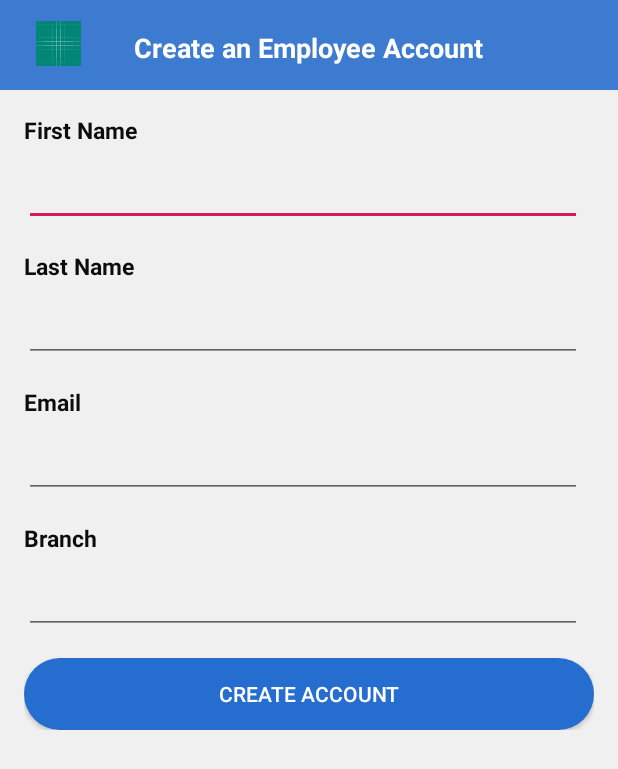
After one commit to ElevinTech/MotorBroShop, an Android app: the CreateEmployeeActivity screen opened directly, with no data from a screen before it, on a phone screen of 412 x 824 dp. The commit adds this screen. Shown: the top 769 px of the screen. Run offline under Robolectric (Android 15) with nearby library versions, the phone set to English and light mode, and no system bars; our stand-ins replace Firebase (no records; nobody signed in at launch, a user with empty details on screens opened directly).

Commit message:
Create User - display user

```diff
--- a/app/src/main/AndroidManifest.xml
+++ b/app/src/main/AndroidManifest.xml
@@ -9,7 +9,9 @@
         android:roundIcon="@mipmap/ic_launcher_round"
         android:supportsRtl="true"
         android:theme="@style/AppTheme">
-        <activity android:name=".Register.RegisterShop"></activity>
+        <activity android:name=".Employees.CreateEmployeeActivity"></activity>
+        <activity android:name=".Employees.EmployeeListActivity" />
+        <activity android:name=".Register.RegisterShop" />
         <activity android:name=".Consumer.ConsumerProfileActivity" />
         <activity android:name=".Register.SelectShopActivity" />
         <activity android:name=".SplashPage.SplashPageActivity">
--- /dev/null
+++ b/app/src/main/java/com/elevintech/motorbroshop/Employees/CreateEmployeeActivity.kt
@@ -0,0 +1,49 @@
+package com.elevintech.motorbroshop.Employees
+
+import androidx.appcompat.app.AppCompatActivity
+import android.os.Bundle
+import com.elevintech.motorbroshop.Database.MotorBroDatabase
+import com.elevintech.motorbroshop.Model.ShopUser
+import com.elevintech.motorbroshop.R
+import com.elevintech.motorbroshop.Utils
+import com.google.firebase.firestore.FirebaseFirestore
+import kotlinx.android.synthetic.main.activity_create_employee.*
+
+class CreateEmployeeActivity : AppCompatActivity() {
+
+    override fun onCreate(savedInstanceState: Bundle?) {
+        super.onCreate(savedInstanceState)
+        setContentView(R.layout.activity_create_employee)
+
+       MotorBroDatabase().getUser {
+
+           val owner = it
+
+           createAccountButton.setOnClickListener {
+
+                val progressDialog = Utils().easyProgressDialog(this, "Creating Employee")
+                progressDialog.show()
+
+                MotorBroDatabase().generateEmployeeId{
+
+                    val employeeId = it
+                    val firstName = firstNameEditText.text.toString()
+                    val lastName = lastNameEditText.text.toString()
+                    val email = emailEditText.text.toString()
+                    val shopId = owner.shopId
+
+                    val employee = ShopUser(firstName, lastName, email, employeeId, shopId, false, "")
+
+                    MotorBroDatabase().createEmployee(employee){
+                        progressDialog.dismiss()
+
+                        finish()
+                    }
+                }
+            }
+
+        }
+
+
+    }
+}
--- a/app/src/main/java/com/elevintech/motorbroshop/Model/ShopUser.kt
+++ b/app/src/main/java/com/elevintech/motorbroshop/Model/ShopUser.kt
@@ -6,5 +6,6 @@ class ShopUser(
     var email: String = "",
     var uid: String ="",
     var shopId: String = "",
-    var isShopOwner: Boolean = false
+    var isShopOwner: Boolean = false,
+    var branchId: String = ""
 )
--- /dev/null
+++ b/app/src/main/res/layout/activity_create_employee.xml
@@ -0,0 +1,173 @@
+<?xml version="1.0" encoding="utf-8"?>
+<androidx.constraintlayout.widget.ConstraintLayout xmlns:android="http://schemas.android.com/apk/res/android"
+    xmlns:app="http://schemas.android.com/apk/res-auto"
+    xmlns:tools="http://schemas.android.com/tools"
+    android:layout_width="match_parent"
+    android:layout_height="match_parent"
+    tools:context=".Employees.CreateEmployeeActivity">
+
+    <androidx.appcompat.widget.Toolbar
+        android:id="@+id/toolbar"
+        android:layout_width="match_parent"
+        android:layout_height="60dp"
+        android:background="#3C7BCF"
+        app:layout_constraintEnd_toEndOf="parent"
+        app:layout_constraintStart_toStartOf="parent"
+        app:layout_constraintTop_toTopOf="parent">
+
+        <!--srcCompatapp:srcCompat="@drawable/backbutton"-->
+                <ImageView
+                    android:id="@+id/backButton"
+                    android:layout_width="30dp"
+                    android:layout_height="30dp"
+                    android:layout_marginStart="24dp"
+                    android:layout_marginBottom="16dp"
+                    app:layout_constraintBottom_toBottomOf="@+id/toolbar"
+                    app:layout_constraintStart_toStartOf="parent"
+                    android:src="@drawable/ic_launcher_background"
+                     />
+
+
+    </androidx.appcompat.widget.Toolbar>
+
+
+    <!--android:fontFamily="@font/lato"-->
+    <TextView
+        android:id="@+id/textView11"
+        android:layout_width="wrap_content"
+        android:layout_height="wrap_content"
+        android:layout_marginBottom="16dp"
+        android:text="Create an Employee Account"
+        android:textColor="#fff"
+        android:textSize="18sp"
+        android:textStyle="bold"
+        app:layout_constraintBottom_toTopOf="@+id/scrollView2"
+        app:layout_constraintEnd_toEndOf="@+id/toolbar"
+        app:layout_constraintStart_toStartOf="@+id/toolbar" />
+    <ScrollView
+        android:id="@+id/scrollView2"
+        android:layout_width="match_parent"
+        android:layout_height="0dp"
+        android:background="#F0F0F0"
+        app:layout_constraintBottom_toBottomOf="parent"
+        app:layout_constraintEnd_toEndOf="parent"
+        app:layout_constraintStart_toStartOf="parent"
+        app:layout_constraintTop_toBottomOf="@+id/toolbar">
+
+        <LinearLayout
+            android:layout_width="match_parent"
+            android:layout_height="match_parent"
+            android:orientation="vertical"
+            android:paddingLeft="16dp"
+            android:paddingRight="16dp">
+
+<!--            <TextView-->
+<!--                android:id="@+id/firstNameLabel"-->
+<!--                android:layout_width="wrap_content"-->
+<!--                android:layout_height="wrap_content"-->
+<!--                android:layout_marginTop="24dp"-->
+<!--                android:text="Profile Picture"-->
+<!--                android:textColor="#0C0C0C"-->
+<!--                android:textSize="18sp"-->
+<!--                android:textStyle="bold"-->
+<!--                android:layout_gravity="center_horizontal"/>-->
+
+<!--            &lt;!&ndash;app:srcCompat="@drawable/blueplusicons"&ndash;&gt;-->
+<!--            <ImageView-->
+<!--                android:id="@+id/imageView"-->
+<!--                android:layout_width="50dp"-->
+<!--                android:layout_height="50dp"-->
+<!--                android:layout_marginTop="16dp"-->
+<!--                android:layout_gravity="center_horizontal"/>-->
+
+
+            <TextView
+                android:id="@+id/textView"
+                android:layout_width="wrap_content"
+                android:layout_height="wrap_content"
+                android:layout_marginTop="16dp"
+                android:text="First Name"
+                android:textColor="#0C0C0C"
+                android:textSize="15sp"
+                android:textStyle="bold" />
+
+            <EditText
+                android:id="@+id/firstNameEditText"
+                android:layout_width="match_parent"
+                android:layout_height="wrap_content"
+                android:layout_marginTop="8dp"
+                android:layout_marginEnd="8dp"
+                android:ems="10"
+                android:inputType="textPersonName" />
+
+
+            <TextView
+                android:id="@+id/textView213"
+                android:layout_width="wrap_content"
+                android:layout_height="wrap_content"
+                android:layout_marginTop="16dp"
+                android:text="Last Name"
+                android:textColor="#0C0C0C"
+                android:textSize="15sp"
+                android:textStyle="bold" />
+
+            <EditText
+                android:id="@+id/lastNameEditText"
+                android:layout_width="match_parent"
+                android:layout_height="wrap_content"
+                android:layout_marginTop="8dp"
+                android:layout_marginEnd="8dp"
+                android:ems="10"
+                android:inputType="textPersonName" />
+
+            <TextView
+                android:id="@+id/textView5"
+                android:layout_width="wrap_content"
+                android:layout_height="wrap_content"
+                android:layout_marginTop="16dp"
+                android:text="Email"
+                android:textColor="#0C0C0C"
+                android:textSize="15sp"
+                android:textStyle="bold" />
+
+            <EditText
+                android:id="@+id/emailEditText"
+                android:layout_width="match_parent"
+                android:layout_height="wrap_content"
+                android:layout_marginTop="8dp"
+                android:layout_marginEnd="8dp"
+                android:ems="10"
+                android:inputType="textEmailAddress" />
+
+            <TextView
+                android:id="@+id/textView2213"
+                android:layout_width="wrap_content"
+                android:layout_height="wrap_content"
+                android:layout_marginTop="16dp"
+                android:text="Branch"
+                android:textColor="#0C0C0C"
+                android:textSize="15sp"
+                android:textStyle="bold" />
+
+            <EditText
+                android:id="@+id/branchEditText"
+                android:layout_width="match_parent"
+                android:layout_height="wrap_content"
+                android:layout_marginTop="8dp"
+                android:layout_marginEnd="8dp"
+                android:ems="10"
+                android:inputType="textPersonName" />
+
+            <Button
+                android:id="@+id/createAccountButton"
+                android:layout_width="match_parent"
+                android:layout_height="wrap_content"
+                android:layout_marginTop="16dp"
+                android:background="@drawable/create_account_button_background"
+                android:text="Create Account"
+                android:textColor="#fff" />
+        </LinearLayout>
+    </ScrollView>
+
+
+</androidx.constraintlayout.widget.ConstraintLayout>
```
Also changed, not shown: app/src/main/java/com/elevintech/motorbroshop/Dashboard/DashboardActivity.kt (+4 -66 lines), app/src/main/java/com/elevintech/motorbroshop/Database/MotorBroDatabase.kt (+59 -1 lines), app/src/main/java/com/elevintech/motorbroshop/Employees/EmployeeListActivity.kt (added, +75 -0 lines), app/src/main/java/com/elevintech/motorbroshop/Register/RegisterShop.kt (+7 -4 lines), app/src/main/java/com/elevintech/motorbroshop/Utils.kt (added, +16 -0 lines), app/src/main/res/drawable/shadow_background.xml (added, +53 -0 lines), app/src/main/res/layout/activity_employee_list.xml (added, +24 -0 lines), app/src/main/res/layout/row_employee.xml (added, +22 -0 lines), app/src/main/res/menu/drawer_main_menu.xml (+12 -25 lines).
